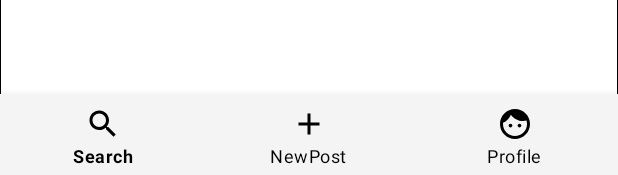
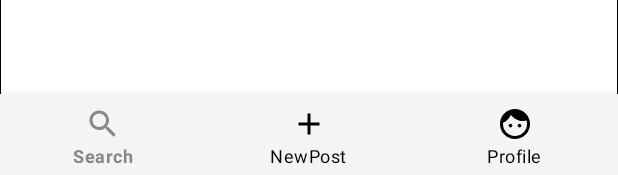
Before and after one commit to ctc-uci/justice-for-families-android, an Android app: the layout activity_main.xml on its own in the app's theme, with its tools: preview values and no code run, on a phone screen of 412 x 824 dp. Shown: the part 1058-1233 px from the top of the screen. Run offline under Robolectric (Android 15) with nearby library versions, the phone set to English and light mode, and no system bars.

Commit message:
Disabling search button in the bottom nav

```diff
--- /dev/null
+++ b/app/src/main/res/color/button_text_color.xml
@@ -0,0 +1,5 @@
+<?xml version="1.0" encoding="utf-8"?>
+<selector xmlns:android="http://schemas.android.com/apk/res/android">
+    <item android:state_enabled="false" android:color="@color/gray" />
+    <item android:state_enabled="true" android:color="@color/black" />
+</selector>
--- a/app/src/main/res/layout/activity_main.xml
+++ b/app/src/main/res/layout/activity_main.xml
@@ -119,8 +119,8 @@
         android:layout_height="wrap_content"
         android:layout_gravity="bottom"
         android:background="@color/louche"
-        app:itemIconTint="@color/black"
-        app:itemTextColor="#000000"
+        app:itemIconTint="@color/button_text_color"
+        app:itemTextColor="@color/button_text_color"
         app:layout_constraintBottom_toBottomOf="parent"
         app:layout_constraintLeft_toLeftOf="parent"
         app:layout_constraintRight_toRightOf="parent"
--- a/app/src/main/res/menu/bottomnav_menu.xml
+++ b/app/src/main/res/menu/bottomnav_menu.xml
@@ -5,7 +5,8 @@
     <item
         android:id="@+id/ic_search"
         android:icon="@drawable/ic_search"
-        android:title="Search"/>
+        android:title="Search"
+        android:enabled="false"/>
     <item
         android:id="@+id/ic_addpost"
         android:icon="@drawable/ic_addpost"
```
